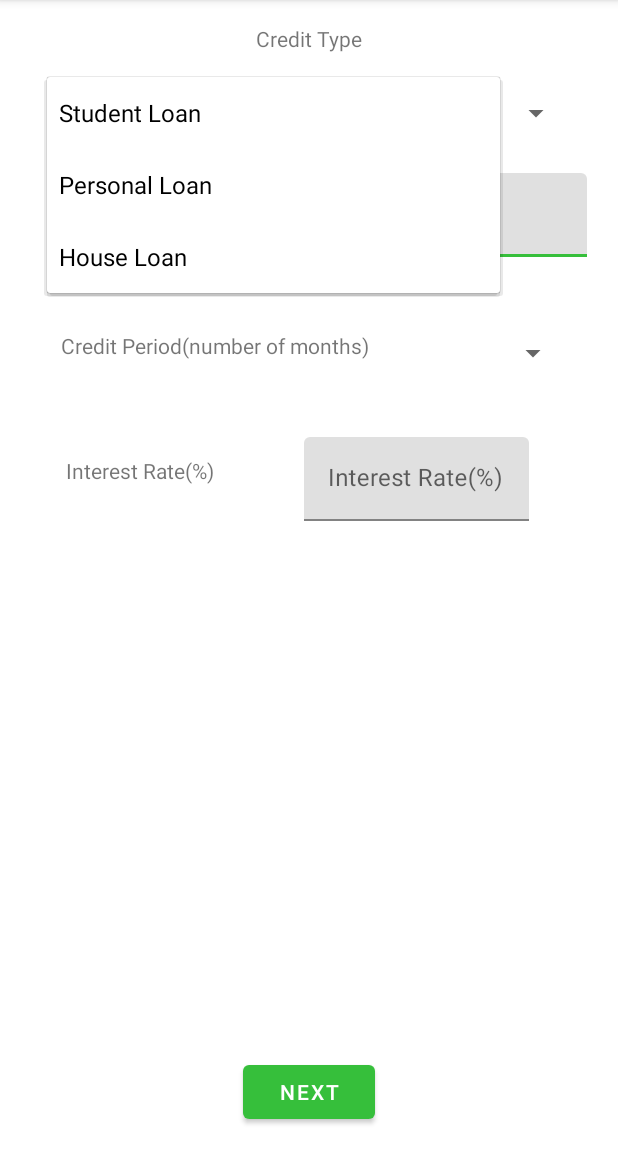
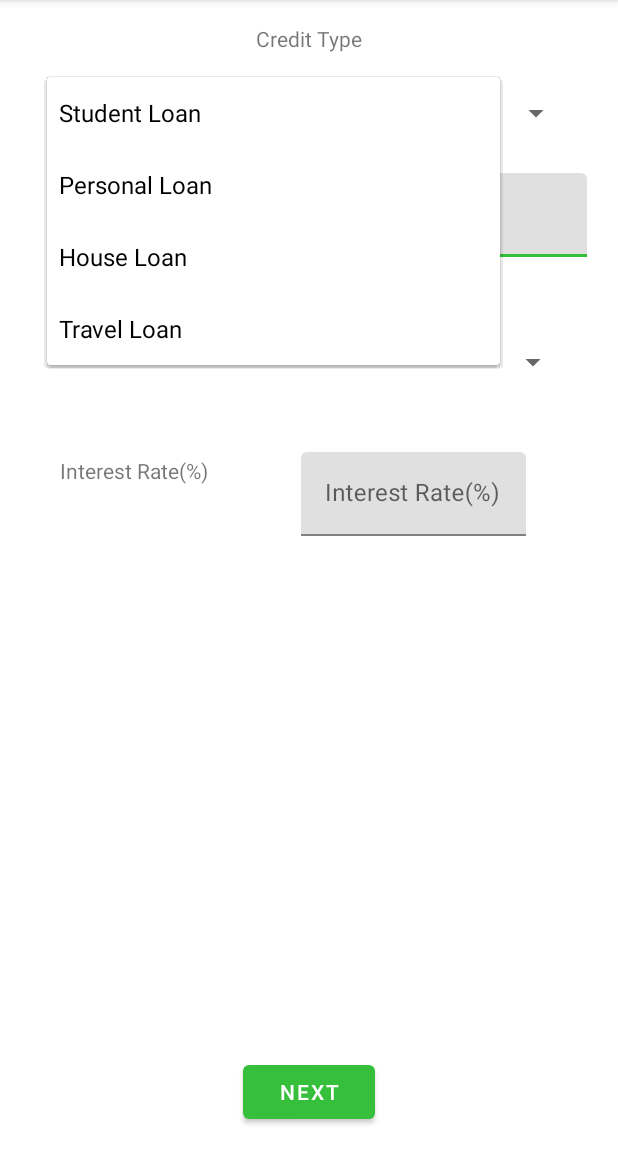
Before and after one commit to popovicilaura19/Licenta, an Android app: the LoanRequestFormActivity screen opened directly, with no data from a screen before it, after a tap on "Student Loan", on a phone screen of 412 x 824 dp, the part 84-1236 px from its top. Run offline under Robolectric (Android 15) with nearby library versions, the light colour scheme and no system bars.

Commit message:
rearranged first form page layout+new credit type(travel)

```diff
--- a/app/src/main/java/com/example/licenta/utils/CreditType.java
+++ b/app/src/main/java/com/example/licenta/utils/CreditType.java
@@ -3,7 +3,8 @@ package com.example.licenta.utils;
 public enum CreditType {
     STUDENT_LOAN("Student Loan"),
     PERSONAL_LOAN("Personal Loan"),
-    HOUSE_LOAN("House Loan");
+    HOUSE_LOAN("House Loan"),
+    TRAVEL_LOAN("Travel Loan");
 
     private String creditType;
 
--- a/app/src/main/res/layout/activity_loan_request_form.xml
+++ b/app/src/main/res/layout/activity_loan_request_form.xml
@@ -84,7 +84,7 @@
         app:layout_constraintStart_toEndOf="@id/id_tv_period"
         app:layout_constraintEnd_toEndOf="parent"
         app:layout_constraintTop_toBottomOf="@id/id_til_amount"
-        android:layout_marginTop="40dp"/>
+        android:layout_marginTop="46dp"/>
 
     <TextView
         android:id="@+id/id_tv_interest_rate"
@@ -97,7 +97,7 @@
         app:layout_constraintEnd_toStartOf="@id/id_tv_interest_rate"
         app:layout_constraintTop_toBottomOf="@id/id_tv_period"
         android:layout_marginTop="64dp"
-        android:layout_marginStart="44dp"/>
+        android:layout_marginStart="40dp"/>
 
     <com.google.android.material.textfield.TextInputLayout
         android:id="@+id/id_til_interest_rate"
@@ -108,7 +108,7 @@
         app:layout_constraintStart_toEndOf="@id/id_tv_interest_rate"
         app:layout_constraintEnd_toEndOf="parent"
         app:layout_constraintTop_toBottomOf="@id/id_spn_period"
-        android:layout_marginTop="32dp">
+        android:layout_marginTop="36dp">
 
         <com.google.android.material.textfield.TextInputEditText
             android:inputType="numberDecimal"
```
